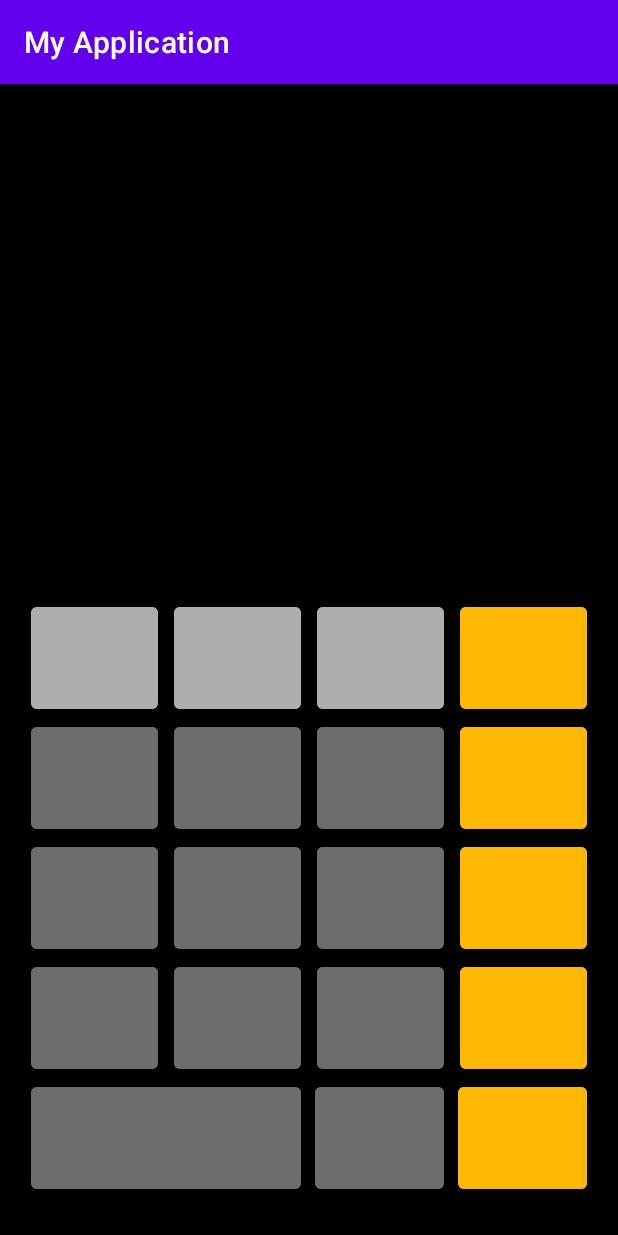
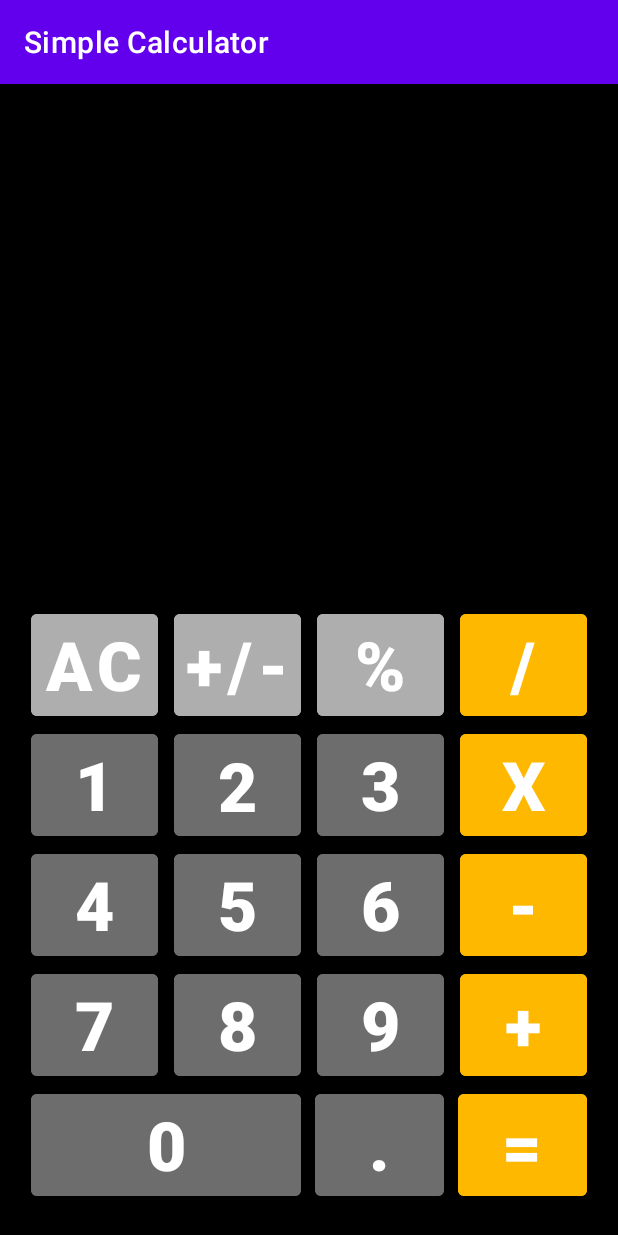
Before and after one commit to swoyam2609/App-Dev-Kotlin, an Android app: the screen it shows after launch (MainActivity), on a phone screen of 412 x 824 dp. Run offline under Robolectric (Android 15) with nearby library versions, the phone set to English and light mode, and no system bars.

Commit message:
Calculator Layout Complete

```diff
--- a/Calculator/app/src/main/res/layout/activity_main.xml
+++ b/Calculator/app/src/main/res/layout/activity_main.xml
@@ -24,7 +24,7 @@
         android:layout_width="fill_parent"
         android:layout_height="wrap_content"
         android:orientation="vertical"
-        android:layout_marginBottom="10dp">
+        android:layout_marginBottom="5dp">
 
         <LinearLayout
             android:layout_width="wrap_content"
@@ -38,6 +38,10 @@
                 android:layout_marginLeft="5dp"
                 android:layout_marginRight="5dp"
                 android:layout_weight="1"
+                android:padding="0dp"
+                android:textSize="45sp"
+                android:text="AC"
+                android:textStyle="bold"
                 android:backgroundTint="@color/lightgrey_button"/>
             <Button
                 android:layout_width="wrap_content"
@@ -45,6 +49,10 @@
                 android:layout_marginLeft="5dp"
                 android:layout_marginRight="5dp"
                 android:layout_weight="1"
+                android:padding="0dp"
+                android:textSize="45sp"
+                android:text="+/-"
+                android:textStyle="bold"
                 android:backgroundTint="@color/lightgrey_button"/>
             <Button
                 android:layout_width="wrap_content"
@@ -52,11 +60,126 @@
                 android:layout_marginLeft="5dp"
                 android:layout_marginRight="5dp"
                 android:layout_weight="1"
+                android:padding="0dp"
+                android:textSize="45sp"
+                android:text="%"
+                android:textStyle="bold"
                 android:backgroundTint="@color/lightgrey_button"/>
             <Button
                 android:layout_width="wrap_content"
                 android:layout_height="80dp"
                 android:layout_marginLeft="5dp"
+                android:layout_marginRight="5dp"
+                android:layout_weight="1"
+                android:padding="0dp"
+                android:textSize="45sp"
+                android:text="/"
+                android:textStyle="bold"
+                android:backgroundTint="@color/yellow_button"/>
+
+        </LinearLayout>
+
+        <LinearLayout
+            android:layout_width="wrap_content"
+            android:layout_height="wrap_content"
+            android:orientation="horizontal"
+            android:layout_gravity="center">
+
+            <Button
+                android:layout_width="wrap_content"
+                android:layout_height="80dp"
+                android:layout_marginLeft="5dp"
+                android:layout_marginRight="5dp"
+                android:layout_weight="1"
+                android:layout_gravity="center_horizontal"
+                android:padding="0dp"
+                android:textSize="45sp"
+                android:text="1"
+                android:textStyle="bold"
+                android:backgroundTint="@color/grey_button"/>
+            <Button
+                android:layout_width="wrap_content"
+                android:layout_height="80dp"
+                android:layout_marginLeft="5dp"
+                android:layout_marginRight="5dp"
+                android:layout_weight="1"
+                android:text="2"
+                android:textStyle="bold"
+                android:layout_gravity="center_horizontal"
+                android:textSize="45sp"
+                android:backgroundTint="@color/grey_button"/>
+            <Button
+                android:layout_width="wrap_content"
+                android:layout_height="80dp"
+                android:layout_marginLeft="5dp"
+                android:layout_marginRight="5dp"
+                android:layout_weight="1"
+                android:padding="0dp"
+                android:textSize="45sp"
+                android:text="3"
+                android:textStyle="bold"
+                android:backgroundTint="@color/grey_button"/>
+            <Button
+                android:layout_width="wrap_content"
+                android:layout_height="80dp"
+                android:layout_marginLeft="5dp"
+                android:layout_marginRight="5dp"
+                android:layout_weight="1"
+                android:padding="0dp"
+                android:textSize="45sp"
+                android:text="X"
+                android:textStyle="bold"
+                android:backgroundTint="@color/yellow_button"/>
+
+        </LinearLayout>
+
+        <LinearLayout
+            android:layout_width="wrap_content"
+            android:layout_height="wrap_content"
+            android:orientation="horizontal"
+            android:layout_gravity="center">
+
+            <Button
+                android:layout_width="wrap_content"
+                android:layout_height="80dp"
+                android:layout_marginLeft="5dp"
+                android:layout_marginRight="5dp"
+                android:layout_weight="1"
+                android:padding="0dp"
+                android:textSize="45sp"
+                android:text="4"
+                android:textStyle="bold"
+                android:backgroundTint="@color/grey_button"/>
+            <Button
+                android:layout_width="wrap_content"
+                android:layout_height="80dp"
+                android:layout_marginLeft="5dp"
+                android:layout_marginRight="5dp"
+                android:layout_weight="1"
+                android:padding="0dp"
+                android:textSize="45sp"
+                android:text="5"
+                android:textStyle="bold"
+                android:backgroundTint="@color/grey_button"/>
+            <Button
+                android:layout_width="wrap_content"
+                android:layout_height="80dp"
+                android:layout_marginLeft="5dp"
+                android:layout_marginRight="5dp"
+                android:layout_weight="1"
+                android:padding="0dp"
+                android:textSize="45sp"
+                android:text="6"
+                android:textStyle="bold"
+                android:backgroundTint="@color/grey_button"/>
+            <Button
+                android:layout_width="wrap_content"
+                android:layout_height="80dp"
+                android:layout_marginLeft="5dp"
+                android:padding="0dp"
+                android:textSize="45sp"
+                android:text="-"
+                android:textStyle="bold"
                 android:layout_marginRight="5dp"
                 android:layout_weight="1"
                 android:backgroundTint="@color/yellow_button"/>
@@ -75,6 +198,10 @@
                 android:layout_marginLeft="5dp"
                 android:layout_marginRight="5dp"
                 android:layout_weight="1"
+                android:padding="0dp"
+                android:textSize="45sp"
+                android:text="7"
+                android:textStyle="bold"
                 android:backgroundTint="@color/grey_button"/>
             <Button
                 android:layout_width="wrap_content"
@@ -82,6 +209,10 @@
                 android:layout_marginLeft="5dp"
                 android:layout_marginRight="5dp"
                 android:layout_weight="1"
+                android:padding="0dp"
+                android:textSize="45sp"
+                android:text="8"
+                android:textStyle="bold"
                 android:backgroundTint="@color/grey_button"/>
             <Button
                 android:layout_width="wrap_content"
@@ -89,6 +220,10 @@
                 android:layout_marginLeft="5dp"
                 android:layout_marginRight="5dp"
                 android:layout_weight="1"
+                android:padding="0dp"
+                android:textSize="45sp"
+                android:text="9"
+                android:textStyle="bold"
                 android:backgroundTint="@color/grey_button"/>
             <Button
                 android:layout_width="wrap_content"
@@ -96,80 +231,10 @@
                 android:layout_marginLeft="5dp"
                 android:layout_marginRight="5dp"
                 android:layout_weight="1"
-                android:backgroundTint="@color/yellow_button"/>
-
-        </LinearLayout>
-
-        <LinearLayout
-            android:layout_width="wrap_content"
-            android:layout_height="wrap_content"
-            android:orientation="horizontal"
-            android:layout_gravity="center">
-
-            <Button
-                android:layout_width="wrap_content"
-                android:layout_height="80dp"
-                android:layout_marginLeft="5dp"
-                android:layout_marginRight="5dp"
-                android:layout_weight="1"
-                android:backgroundTint="@color/grey_button"/>
-            <Button
-                android:layout_width="wrap_content"
-                android:layout_height="80dp"
-                android:layout_marginLeft="5dp"
-                android:layout_marginRight="5dp"
-                android:layout_weight="1"
-                android:backgroundTint="@color/grey_button"/>
-            <Button
-                android:layout_width="wrap_content"
-                android:layout_height="80dp"
-                android:layout_marginLeft="5dp"
-                android:layout_marginRight="5dp"
-                android:layout_weight="1"
-                android:backgroundTint="@color/grey_button"/>
-            <Button
-                android:layout_width="wrap_content"
-                android:layout_height="80dp"
-                android:layout_marginLeft="5dp"
-                android:layout_marginRight="5dp"
-                android:layout_weight="1"
-                android:backgroundTint="@color/yellow_button"/>
-
-        </LinearLayout>
-
-        <LinearLayout
-            android:layout_width="wrap_content"
-            android:layout_height="wrap_content"
-            android:orientation="horizontal"
-            android:layout_gravity="center">
-
-            <Button
-                android:layout_width="wrap_content"
-                android:layout_height="80dp"
-                android:layout_marginLeft="5dp"
-                android:layout_marginRight="5dp"
-                android:layout_weight="1"
-                android:backgroundTint="@color/grey_button"/>
-            <Button
-                android:layout_width="wrap_content"
-                android:layout_height="80dp"
-                android:layout_marginLeft="5dp"
-                android:layout_marginRight="5dp"
-                android:layout_weight="1"
-                android:backgroundTint="@color/grey_button"/>
-            <Button
-                android:layout_width="wrap_content"
-                android:layout_height="80dp"
-                android:layout_marginLeft="5dp"
-                android:layout_marginRight="5dp"
-                android:layout_weight="1"
-                android:backgroundTint="@color/grey_button"/>
-            <Button
-                android:layout_width="wrap_content"
-                android:layout_height="80dp"
-                android:layout_marginLeft="5dp"
-                android:layout_marginRight="5dp"
-                android:layout_weight="1"
+                android:padding="0dp"
+                android:textSize="45sp"
+                android:text="+"
+                android:textStyle="bold"
                 android:backgroundTint="@color/yellow_button"/>
 
         </LinearLayout>
@@ -186,6 +251,10 @@
                 android:layout_marginLeft="5dp"
                 android:layout_marginRight="5dp"
                 android:layout_weight="2.1"
+                android:padding="0dp"
+                android:textSize="45sp"
+                android:text="0"
+                android:textStyle="bold"
                 android:backgroundTint="@color/grey_button"/>
 
             <Button
@@ -194,6 +263,10 @@
                 android:layout_marginLeft="4dp"
                 android:layout_marginRight="4dp"
                 android:layout_weight="1"
+                android:padding="0dp"
+                android:textSize="45sp"
+                android:text="."
+                android:textStyle="bold"
                 android:backgroundTint="@color/grey_button"/>
             <Button
                 android:layout_width="0dp"
@@ -201,6 +274,10 @@
                 android:layout_marginLeft="5dp"
                 android:layout_marginRight="5dp"
                 android:layout_weight="1"
+                android:padding="0dp"
+                android:textSize="45sp"
+                android:text="="
+                android:textStyle="bold"
                 android:backgroundTint="@color/yellow_button"/>
 
         </LinearLayout>
--- a/Calculator/app/src/main/res/values-night/themes.xml
+++ b/Calculator/app/src/main/res/values-night/themes.xml
@@ -3,7 +3,7 @@
     <style name="Theme.MyApplication" parent="Theme.MaterialComponents.DayNight.DarkActionBar">
         <!-- Primary brand color. -->
         <item name="colorPrimary">@color/purple_200</item>
-        <item name="colorPrimaryVariant">@color/purple_700</item>
+        <item name="colorPrimaryVariant">@color/black</item>
         <item name="colorOnPrimary">@color/black</item>
         <!-- Secondary brand color. -->
         <item name="colorSecondary">@color/teal_200</item>
--- a/Calculator/app/src/main/res/values/strings.xml
+++ b/Calculator/app/src/main/res/values/strings.xml
@@ -1,3 +1,3 @@
 <resources>
-    <string name="app_name">My Application</string>
+    <string name="app_name">Simple Calculator</string>
 </resources>
```
